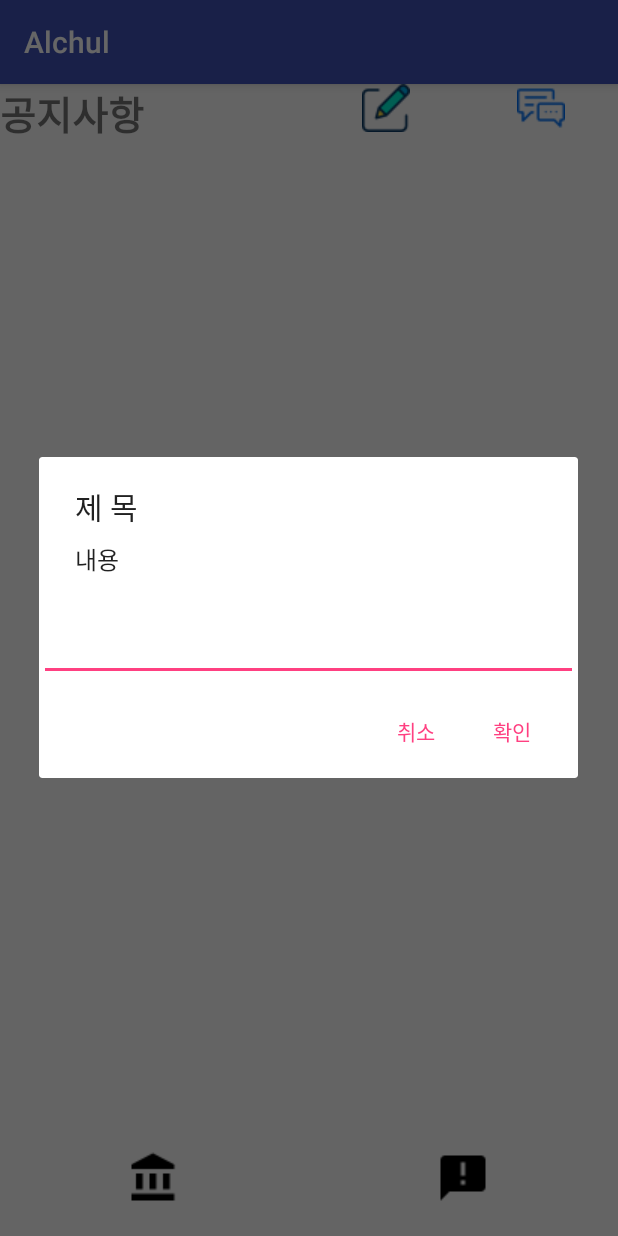
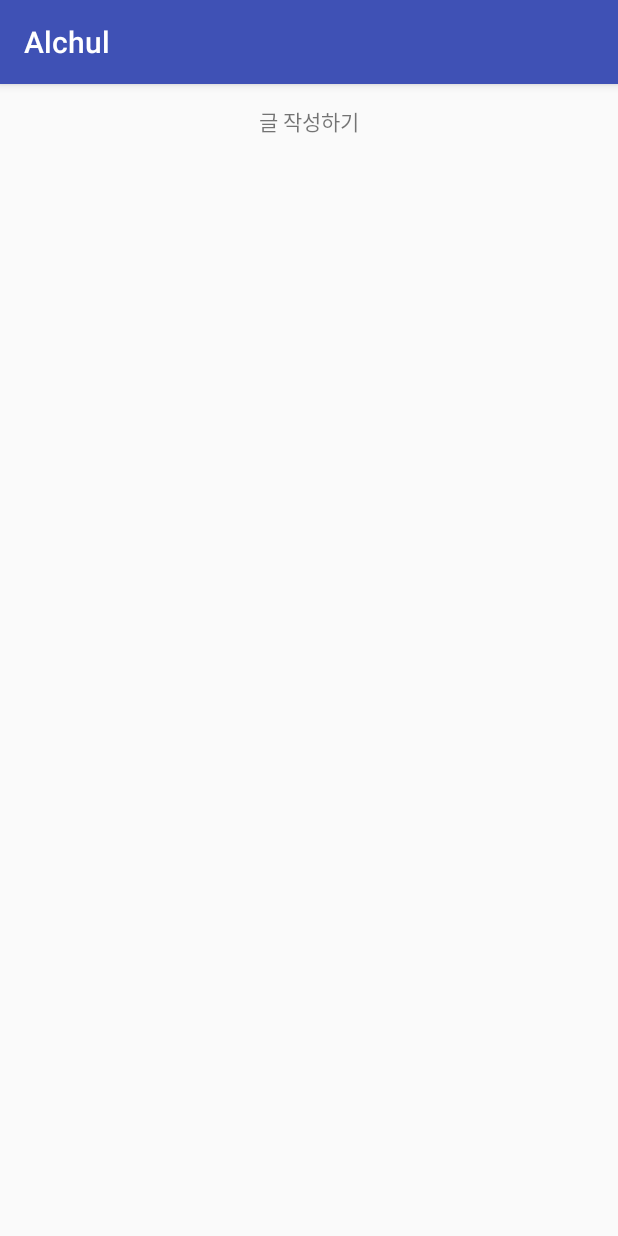
Before and after one commit to hongjoonki/mobile, an Android app: the fragment MyFragment3 placed in its activity, after a tap on an icon or button, on a phone screen of 412 x 824 dp. Run offline under Robolectric (Android 15) with nearby library versions, the phone set to English and light mode, and no system bars; our stand-ins replace Volley; network calls fail; 5 statements that could not run were skipped.

Commit message:
no message

```diff
--- a/app/src/main/AndroidManifest.xml
+++ b/app/src/main/AndroidManifest.xml
@@ -25,7 +25,8 @@
         <activity android:name=".manager.manager_home" />
         <activity android:name=".manager.manager_frag1" />
         <activity android:name=".manager.manager_frag2" />
-        <activity android:name=".manager.user_calendar"></activity>
+        <activity android:name=".manager.user_calendar" />
+        <activity android:name=".WriteNotice"></activity>
     </application>
 
 </manifest>
--- /dev/null
+++ b/app/src/main/java/com/example/hong/alchul/WriteNotice.java
@@ -0,0 +1,13 @@
+package com.example.hong.alchul;
+
+import android.support.v7.app.AppCompatActivity;
+import android.os.Bundle;
+
+public class WriteNotice extends AppCompatActivity {
+
+    @Override
+    protected void onCreate(Bundle savedInstanceState) {
+        super.onCreate(savedInstanceState);
+        setContentView(R.layout.activity_write_notice);
+    }
+}
--- a/app/src/main/java/com/example/hong/alchul/parttime/MyFragment3.java
+++ b/app/src/main/java/com/example/hong/alchul/parttime/MyFragment3.java
@@ -20,6 +20,7 @@ import com.android.volley.RequestQueue;
 import com.android.volley.Response;
 import com.android.volley.toolbox.Volley;
 import com.example.hong.alchul.R;
+import com.example.hong.alchul.WriteNotice;
 import com.example.hong.alchul.manager.UserAdapter;
 import com.example.hong.alchul.manager.UserItem;
 import com.example.hong.alchul.manager.user_calendar;
@@ -60,35 +61,27 @@ public class MyFragment3 extends Fragment {
         data = new ArrayList<>();
 
         final LinearLayout edit = (LinearLayout)view.findViewById(R.id.edit);
+        final LinearLayout chat = (LinearLayout) view.findViewById(R.id.chat);
 
         edit.setOnClickListener(new View.OnClickListener(){
             public void onClick(View v){
-                final EditText edittitle = new EditText(context);
-                final EditText editcontent = new EditText(context);
-                AlertDialog.Builder builder = new AlertDialog.Builder(context);
-
-
-                builder.setTitle("제 목");
-
-                builder.setMessage("내용");
-                builder.setView(edittitle);
-
-                builder.setPositiveButton("확인",
-                        new DialogInterface.OnClickListener() {
-                            public void onClick(DialogInterface dialog, int which) {
-                                Toast.makeText(context,edittitle.getText().toString() ,Toast.LENGTH_LONG).show();
-                            }
-                        });
-                builder.setNegativeButton("취소",
-                        new DialogInterface.OnClickListener() {
-                            public void onClick(DialogInterface dialog, int which) {
-
-                            }
-                        });
-                builder.show();
-
+                Intent intent = new Intent(context, WriteNotice.class);
+                intent.putExtra("userId", userId);
+                intent.putExtra("userName", userName);
+                intent.putExtra("userStat", userStat);
+                intent.putExtra("storeCode", storeCode);
+                startActivity(intent);
             }
         });
+
+        chat.setOnClickListener(new View.OnClickListener() {
+            public void onClick(View v) {
+                Intent intent = new Intent(context, WriteNotice.class);
+
+                startActivity(intent);
+            }
+        });
+
 
 
 
@@ -148,6 +141,7 @@ public class MyFragment3 extends Fragment {
 
         return view;
     }*/
+
         return view;
     }
 }
--- a/app/src/main/res/layout/activity_login.xml
+++ b/app/src/main/res/layout/activity_login.xml
@@ -4,6 +4,7 @@
     xmlns:tools="http://schemas.android.com/tools"
     android:layout_width="match_parent"
     android:layout_height="match_parent"
+
     android:orientation="vertical"
     tools:context=".LoginActivity">
 
--- /dev/null
+++ b/app/src/main/res/layout/activity_write_notice.xml
@@ -0,0 +1,21 @@
+<?xml version="1.0" encoding="utf-8"?>
+<LinearLayout xmlns:android="http://schemas.android.com/apk/res/android"
+    xmlns:tools="http://schemas.android.com/tools"
+    android:layout_width="match_parent"
+    android:layout_height="match_parent"
+    tools:context=".WriteNotice">
+    <LinearLayout
+        android:layout_width="match_parent"
+        android:layout_height="50dp"
+        android:gravity="center">
+        <TextView
+            android:id="@+id/textView"
+            android:layout_width="wrap_content"
+            android:layout_height="wrap_content"
+            android:text="글 작성하기"
+            tools:layout_editor_absoluteX="162dp"
+            tools:layout_editor_absoluteY="16dp" />
+    </LinearLayout>
+
+
+</LinearLayout>
```
